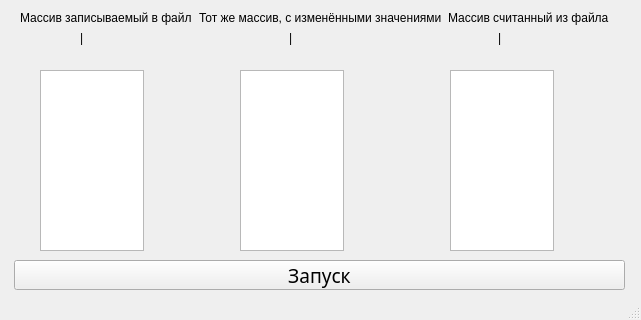
Before: the Qt Designer form Array2File/mainwindow.ui in MAXXXYMIRON/Array2File, drawn with Qt 5.
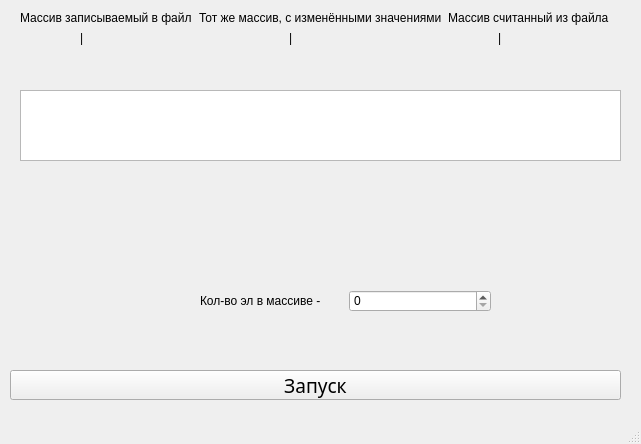
After: the same form once the commit is applied.

What changed in the file:
```diff
--- a/Array2File/mainwindow.ui
+++ b/Array2File/mainwindow.ui
@@ -7,7 +7,7 @@
     <x>0</x>
     <y>0</y>
     <width>641</width>
-    <height>320</height>
+    <height>444</height>
    </rect>
   </property>
   <property name="windowTitle">
@@ -17,8 +17,8 @@
    <widget class="QPushButton" name="ButtonStart">
     <property name="geometry">
      <rect>
-      <x>14</x>
-      <y>260</y>
+      <x>10</x>
+      <y>370</y>
       <width>611</width>
       <height>30</height>
      </rect>
@@ -102,35 +102,37 @@
      </item>
     </layout>
    </widget>
-   <widget class="QTextEdit" name="TextEFirstArray">
+   <widget class="QTableWidget" name="tableWidget">
     <property name="geometry">
      <rect>
-      <x>40</x>
-      <y>70</y>
-      <width>104</width>
-      <height>181</height>
+      <x>20</x>
+      <y>90</y>
+      <width>601</width>
+      <height>71</height>
      </rect>
     </property>
    </widget>
-   <widget class="QTextEdit" name="TextESecondArray">
+   <widget class="QWidget" name="">
     <property name="geometry">
      <rect>
-      <x>240</x>
-      <y>70</y>
-      <width>104</width>
-      <height>181</height>
+      <x>200</x>
+      <y>290</y>
+      <width>291</width>
+      <height>22</height>
      </rect>
     </property>
-   </widget>
-   <widget class="QTextEdit" name="TextEFileToArray">
-    <property name="geometry">
-     <rect>
-      <x>450</x>
-      <y>70</y>
-      <width>104</width>
-      <height>181</height>
-     </rect>
-    </property>
+    <layout class="QHBoxLayout" name="horizontalLayout_3">
+     <item>
+      <widget class="QLabel" name="label">
+       <property name="text">
+        <string>Кол-во эл в массиве - </string>
+       </property>
+      </widget>
+     </item>
+     <item>
+      <widget class="QSpinBox" name="spinBoxValue"/>
+     </item>
+    </layout>
    </widget>
   </widget>
   <widget class="QStatusBar" name="statusbar"/>
```
